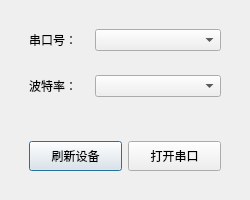
Before: the Qt Designer form connect485.ui in ryanwong1999/BatteryMaster_Qt, drawn with Qt 5.
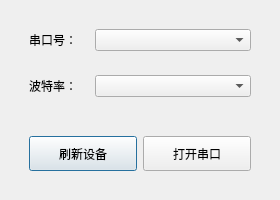
After: the same form once the commit is applied.

Diff of the .ui file:
```diff
--- a/connect485.ui
+++ b/connect485.ui
@@ -6,19 +6,19 @@
    <rect>
     <x>0</x>
     <y>0</y>
-    <width>250</width>
+    <width>280</width>
     <height>200</height>
    </rect>
   </property>
   <property name="minimumSize">
    <size>
-    <width>250</width>
+    <width>280</width>
     <height>200</height>
    </size>
   </property>
   <property name="maximumSize">
    <size>
-    <width>250</width>
+    <width>280</width>
     <height>200</height>
    </size>
   </property>
@@ -93,8 +93,8 @@
           <widget class="QPushButton" name="btn_scan">
            <property name="minimumSize">
             <size>
-             <width>0</width>
-             <height>30</height>
+             <width>100</width>
+             <height>35</height>
             </size>
            </property>
            <property name="text">
@@ -106,8 +106,8 @@
           <widget class="QPushButton" name="btn_open">
            <property name="minimumSize">
             <size>
-             <width>0</width>
-             <height>30</height>
+             <width>100</width>
+             <height>35</height>
             </size>
            </property>
            <property name="text">
```
